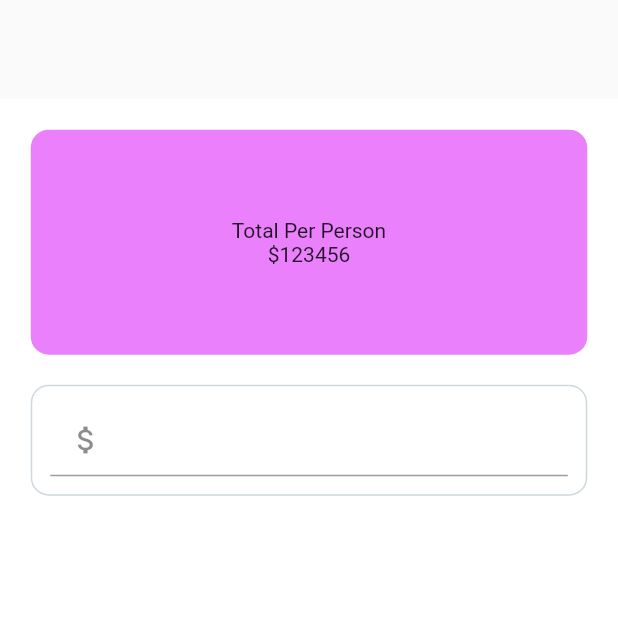
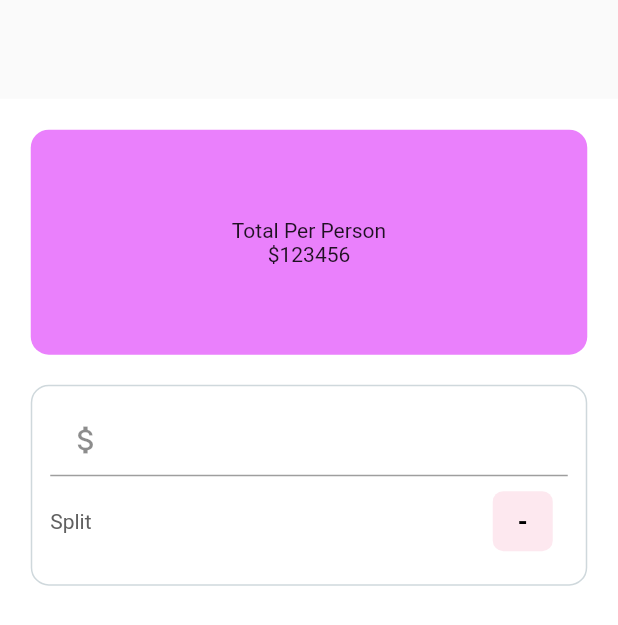
Before and after one commit to svaillancourt/Hello-World-Flutter, a Flutter app: the screen it shows after launch, on a phone screen of 412 x 824 dp. Shown: the top 625 px of the screen. Run offline on Flutter 3.47's test engine with Material 2 defaults, Android fonts, the phone set to English and light mode, and no system bars.

Commit message:
added minus button

```diff
--- a/lib/ui/home.dart
+++ b/lib/ui/home.dart
@@ -63,7 +63,7 @@ class _BillSplitterState extends State<BillSplitter> {
                   TextField(
                     keyboardType:
                         TextInputType.numberWithOptions(decimal: true),
-                      style: TextStyle(color: Colors.grey),
+                    style: TextStyle(color: Colors.purple),
                     decoration: InputDecoration(
                         prefixText: "Bill Amount",
                         prefixIcon: Icon(Icons.attach_money)),
@@ -73,7 +73,48 @@ class _BillSplitterState extends State<BillSplitter> {
                       } catch (expection) {
                         _billAmount = 0.0;
                       }
-                      }),
+                    },
+                  ),
+                  Row(
+                    mainAxisAlignment: MainAxisAlignment.spaceBetween,
+                    children: [
+                      Text(
+                        "Split",
+                        style: TextStyle(color: Colors.grey.shade700),
+                      ),
+                      Row(
+                        children: [
+                          InkWell(
+                              onTap: () {
+                                setState(() {
+                                  if (_personCounter > 1) {
+                                    _personCounter--;
+                                  } else {
+                                    // do nothing
+                                  }
+                                });
+                              },
+                              child: Container(
+                                width: 40.0,
+                                height: 40.0,
+                                margin: EdgeInsets.all(10.0),
+                                decoration: BoxDecoration(
+                                    borderRadius: BorderRadius.circular(7.0),
+                                    color: Colors.pink.withOpacity(0.1)),
+                                child: Center(
+                                  child: Text(
+                                    "-",
+                                    style: TextStyle(
+                                        color: Colors.black,
+                                        fontWeight: FontWeight.bold,
+                                        fontSize: 17.0),
+                                  ),
+                                ),
+                              ))
+                        ],
+                      )
+                    ],
+                  )
                 ],
               ),
             )
```
Lines whose indentation alone changed are shown as unchanged.
